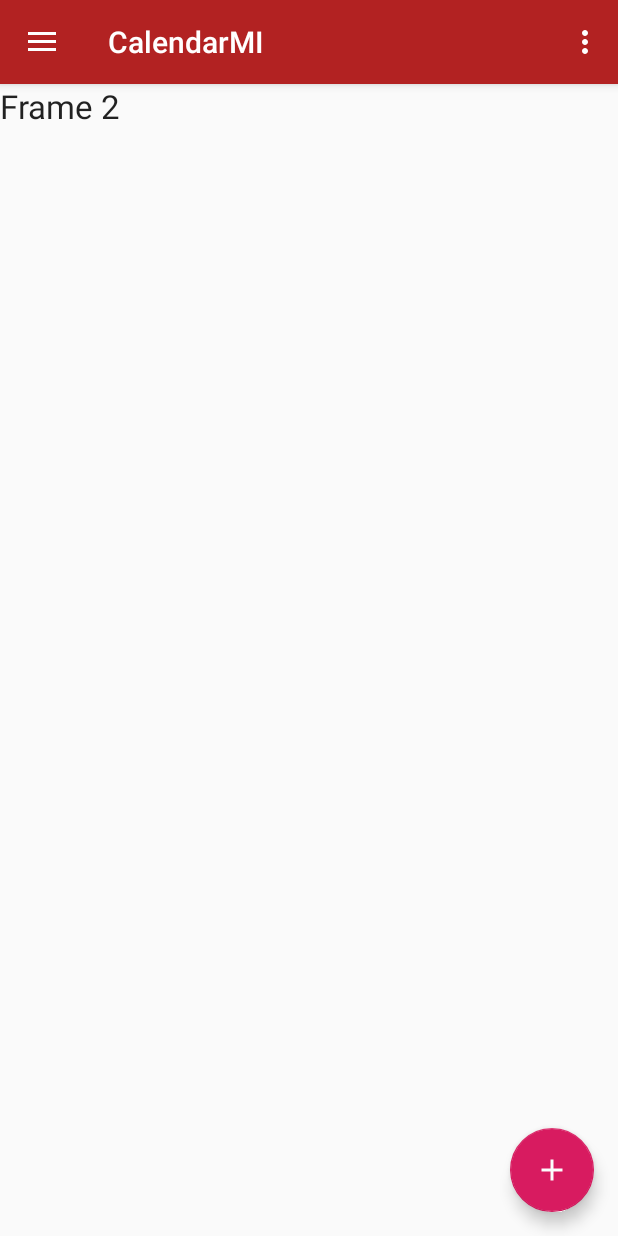
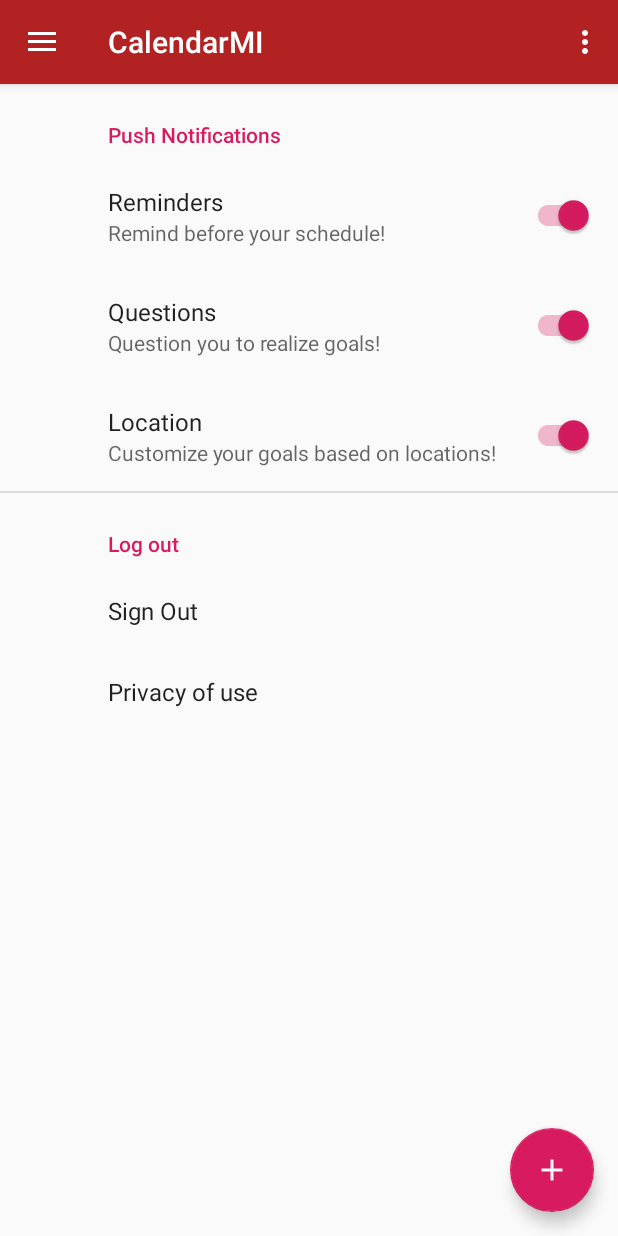
Before and after one commit to sunchen666/Calendar, an Android app: the MainActivity screen opened directly, with no data from a screen before it, in the side drawer, after a tap on "Setting", on a phone screen of 412 x 824 dp. Run offline under Robolectric (Android 15) with nearby library versions, the phone set to English and light mode, and no system bars; our stand-ins replace androidx.preference.

Commit message:
Add setting page

```diff
--- a/app/build.gradle
+++ b/app/build.gradle
@@ -25,6 +25,7 @@ dependencies {
     implementation 'com.android.support:design:28.0.0'
     implementation 'com.android.support.constraint:constraint-layout:1.1.3'
     implementation 'com.sirvar:robin:0.0.1'
+    implementation 'com.android.support:preference-v14:28.0.0'
     testImplementation 'junit:junit:4.12'
     androidTestImplementation 'com.android.support.test:runner:1.0.2'
     androidTestImplementation 'com.android.support.test.espresso:espresso-core:3.0.2'
--- a/app/src/main/AndroidManifest.xml
+++ b/app/src/main/AndroidManifest.xml
@@ -1,5 +1,6 @@
 <?xml version="1.0" encoding="utf-8"?>
 <manifest xmlns:android="http://schemas.android.com/apk/res/android"
+    xmlns:tools="http://schemas.android.com/tools"
     package="com.example.sunchen.calendarmi">
 
     <application
--- a/app/src/main/java/com/example/sunchen/calendarmi/Activity/MainActivity.java
+++ b/app/src/main/java/com/example/sunchen/calendarmi/Activity/MainActivity.java
@@ -15,12 +15,17 @@ import android.support.v7.widget.Toolbar;
 import android.view.Menu;
 import android.view.MenuItem;
 
+import com.example.sunchen.calendarmi.Fragment.CalendarFrag;
+import com.example.sunchen.calendarmi.Fragment.LoginFrag;
+import com.example.sunchen.calendarmi.Fragment.SettingFrag;
 import com.example.sunchen.calendarmi.Fragment.TestFrag1;
 import com.example.sunchen.calendarmi.Fragment.TestFrag2;
 import com.example.sunchen.calendarmi.R;
 
 public class MainActivity extends AppCompatActivity
         implements NavigationView.OnNavigationItemSelectedListener {
+    private CalendarFrag calendarFrag;
+    private SettingFrag settingFrag;
 
     @Override
     protected void onCreate(Bundle savedInstanceState) {
@@ -46,6 +51,10 @@ public class MainActivity extends AppCompatActivity
 
         NavigationView navigationView = (NavigationView) findViewById(R.id.nav_view);
         navigationView.setNavigationItemSelectedListener(this);
+
+        //Initialize the fragment
+        calendarFrag = new CalendarFrag();
+        settingFrag = new SettingFrag();
 
         //Set to Main fragment
         FragmentTransaction ft = getSupportFragmentManager().beginTransaction();
@@ -102,9 +111,12 @@ public class MainActivity extends AppCompatActivity
             case R.id.nav_history:
                 break;
             case R.id.nav_setting:
-                fragment = new TestFrag2();
+                fragment = settingFrag;
                 break;
             case R.id.nav_specific_area:
+                break;
+            case R.id.nav_sync_cal:
+                fragment = calendarFrag;
                 break;
         }
 
@@ -117,4 +129,11 @@ public class MainActivity extends AppCompatActivity
         drawer.closeDrawer(GravityCompat.START);
         return true;
     }
+
+    public void startCalendarFrag() {
+        getSupportFragmentManager()
+                .beginTransaction()
+                .replace(R.id.fragment_container, calendarFrag)
+                .commit();
+    }
 }
--- /dev/null
+++ b/app/src/main/java/com/example/sunchen/calendarmi/Fragment/CalendarFrag.java
@@ -0,0 +1,19 @@
+package com.example.sunchen.calendarmi.Fragment;
+
+import android.os.Bundle;
+import android.support.annotation.NonNull;
+import android.support.annotation.Nullable;
+import android.support.v4.app.Fragment;
+import android.view.LayoutInflater;
+import android.view.View;
+import android.view.ViewGroup;
+
+import com.example.sunchen.calendarmi.R;
+
+public class CalendarFrag extends Fragment {
+    @Nullable
+    @Override
+    public View onCreateView(@NonNull LayoutInflater inflater, @Nullable ViewGroup container, @Nullable Bundle savedInstanceState) {
+        return inflater.inflate(R.layout.fragment_calendar, container, false);
+    }
+}
--- /dev/null
+++ b/app/src/main/java/com/example/sunchen/calendarmi/Fragment/SettingFrag.java
@@ -0,0 +1,31 @@
+package com.example.sunchen.calendarmi.Fragment;
+
+import android.os.Bundle;
+import android.support.annotation.NonNull;
+import android.support.annotation.Nullable;
+import android.support.v4.app.Fragment;
+import android.support.v7.preference.Preference;
+import android.support.v7.preference.PreferenceFragmentCompat;
+import android.view.LayoutInflater;
+import android.view.View;
+import android.view.ViewGroup;
+
+import com.example.sunchen.calendarmi.Activity.LoginActivity;
+import com.example.sunchen.calendarmi.Activity.MainActivity;
+import com.example.sunchen.calendarmi.R;
+
+public class SettingFrag extends PreferenceFragmentCompat {
+    @Override
+    public void onCreatePreferences(Bundle bundle, String s) {
+        addPreferencesFromResource(R.xml.fragment_setting);
+//
+//        calendar_pre = findPreference("key_calendar");
+//
+//        calendar_pre.setOnPreferenceClickListener(new Preference.OnPreferenceClickListener() {
+//            public boolean onPreferenceClick(Preference preference) {
+//                ((MainActivity)getActivity()).startCalendarFrag();
+//                return true;
+//            }
+//        });
+    }
+}
--- /dev/null
+++ b/app/src/main/res/drawable/ic_menu_sync.xml
@@ -0,0 +1,9 @@
+<vector xmlns:android="http://schemas.android.com/apk/res/android"
+        android:width="24dp"
+        android:height="24dp"
+        android:viewportWidth="24.0"
+        android:viewportHeight="24.0">
+    <path
+        android:fillColor="#FF000000"
+        android:pathData="M12,4L12,1L8,5l4,4L12,6c3.31,0 6,2.69 6,6 0,1.01 -0.25,1.97 -0.7,2.8l1.46,1.46C19.54,15.03 20,13.57 20,12c0,-4.42 -3.58,-8 -8,-8zM12,18c-3.31,0 -6,-2.69 -6,-6 0,-1.01 0.25,-1.97 0.7,-2.8L5.24,7.74C4.46,8.97 4,10.43 4,12c0,4.42 3.58,8 8,8v3l4,-4 -4,-4v3z"/>
+</vector>
--- a/app/src/main/res/menu/activity_main_drawer.xml
+++ b/app/src/main/res/menu/activity_main_drawer.xml
@@ -7,7 +7,12 @@
         <item
             android:id="@+id/nav_activity"
             android:icon="@drawable/ic_menu_activity"
-            android:title="Activities" />
+            android:title="Today Activities" />
+
+        <item
+            android:id="@+id/nav_specific_area"
+            android:icon="@drawable/ic_menu_specific_area"
+            android:title="Long-Term Goals" />
     </group>
 
     <item android:title="Review">
@@ -31,9 +36,9 @@
     <item android:title="Custom Made">
         <menu>
             <item
-                android:id="@+id/nav_specific_area"
-                android:icon="@drawable/ic_menu_specific_area"
-                android:title="Specific Area" />
+                android:id="@+id/nav_sync_cal"
+                android:icon="@drawable/ic_menu_sync"
+                android:title="Sync Calendar" />
         </menu>
     </item>
 
--- a/app/src/main/res/values/colors.xml
+++ b/app/src/main/res/values/colors.xml
@@ -7,5 +7,7 @@
     <color name="colorYellow">#F0E68C</color>
     <color name="colorDarkRed">#8B0000</color>
     <color name="colorFireBrick">#B22222</color>
-
+    <color name="colorGrey">#808080</color>
+    <color name="colorWhite">#FDFEFE</color>
+    <color name="colorpeper">#B1A2B1</color>
 </resources>
--- a/app/src/main/res/values/strings.xml
+++ b/app/src/main/res/values/strings.xml
@@ -7,6 +7,10 @@
     <string name="nav_header_desc">Navigation header</string>
     <string name="action_settings">Settings</string>
     <string name="sign_in">SIGN IN</string>
+    <string name="sign_out">SIGN OUT</string>
     <string name="sign_up_link">DON\'T HAVE AN ACCOUNT? SIGN UP HERE!</string>
+    <string name="sync_calendar">Sync Your Calendar</string>
+    <string name="privacy_usage">Privacy of use</string>
+
 
 </resources>
--- /dev/null
+++ b/app/src/main/res/xml/fragment_setting.xml
@@ -0,0 +1,44 @@
+<?xml version="1.0" encoding="utf-8"?>
+<android.support.v7.preference.PreferenceScreen
+    xmlns:android="http://schemas.android.com/apk/res/android">
+
+    <android.support.v7.preference.PreferenceCategory
+        android:title="Push Notifications"
+        android:layout="@layout/setting_text">
+
+        <android.support.v7.preference.SwitchPreferenceCompat
+            android:defaultValue="true"
+            android:key="switch1"
+            android:summary="Remind before your schedule!"
+            android:title="Reminders"/>
+
+        <android.support.v7.preference.SwitchPreferenceCompat
+            android:defaultValue="true"
+            android:key="switch2"
+            android:summary="Question you to realize goals!"
+            android:title="Questions"/>
+
+        <android.support.v7.preference.SwitchPreferenceCompat
+            android:defaultValue="true"
+            android:key="switch3"
+            android:summary="Customize your goals based on locations!"
+            android:title="Location"/>
+
+    </android.support.v7.preference.PreferenceCategory>
+
+    <android.support.v7.preference.PreferenceCategory
+        android:title="Log out"
+        android:layout="@layout/setting_text">
+        <android.support.v7.preference.Preference
+            android:key="switch_log_out"
+            android:title="Sign Out"
+            android:layout="@layout/log_out_button"/>
+
+        <android.support.v7.preference.Preference
+            android:key="switch_privacy"
+            android:title="Privacy of use"
+            android:layout="@layout/terms_layout"/>
+    </android.support.v7.preference.PreferenceCategory>
+
+
+</android.support.v7.preference.PreferenceScreen>
```
Also changed, not shown: app/src/main/res/layout/fragment_calendar.xml (added, +65 -0 lines), app/src/main/res/layout/log_out_button.xml (added, +12 -0 lines), app/src/main/res/layout/setting_text.xml (added, +8 -0 lines), app/src/main/res/layout/terms_layout.xml (added, +11 -0 lines), app/src/main/res/values/styles.xml (+9 -0 lines).
